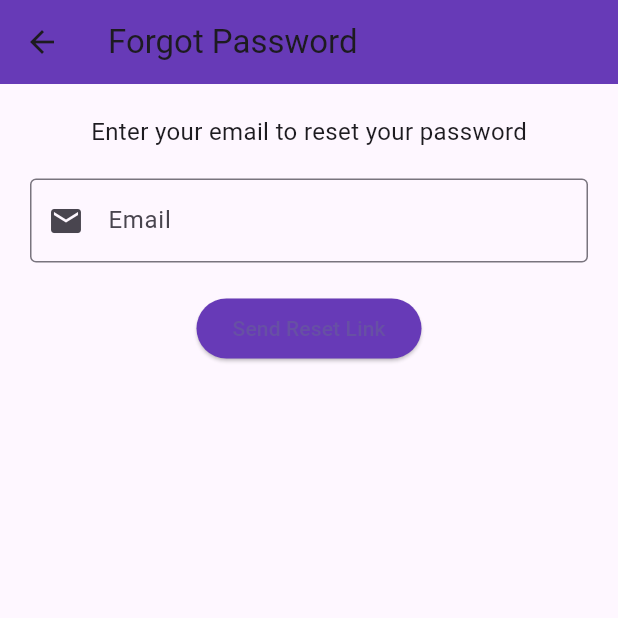
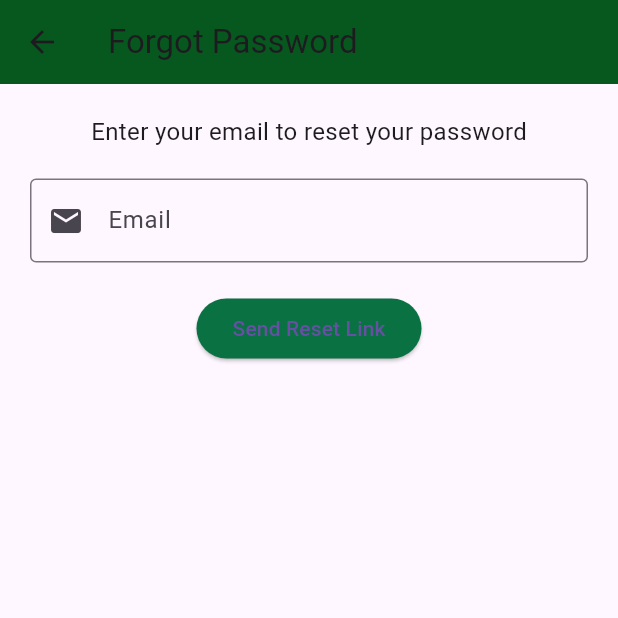
Before and after one commit to Sisianitah/GG-app, a Flutter app: the OnboardingScreen screen opened directly, after a tap on "Skip", after a tap on "Get Started", after a tap on "Forgot Password?", on a phone screen of 412 x 824 dp, the top half of it. Run offline on Flutter 3.47's test engine with Material 3 defaults, Android fonts, the phone set to English and light mode, and no system bars; our stand-ins replace smooth_page_indicator; statements that could not run were skipped.

Commit message:
first GG commit

```diff
--- a/flutter_application_1/lib/screens/auth/forgot_password_screen.dart
+++ b/flutter_application_1/lib/screens/auth/forgot_password_screen.dart
@@ -10,7 +10,7 @@ class ForgotPasswordScreen extends StatelessWidget {
     return Scaffold(
       appBar: AppBar(
         title: const Text("Forgot Password"),
-        backgroundColor: Colors.deepPurple,
+        backgroundColor: const Color.fromARGB(255, 7, 88, 30),
       ),
       body: Padding(
         padding: const EdgeInsets.all(20.0),
@@ -38,7 +38,7 @@ class ForgotPasswordScreen extends StatelessWidget {
                 );
               },
               style: ElevatedButton.styleFrom(
-                backgroundColor: Colors.deepPurple,
+                backgroundColor: const Color.fromARGB(255, 10, 113, 67),
               ),
               child: const Text("Send Reset Link"),
             ),
--- a/flutter_application_1/lib/screens/auth/login_screen.dart
+++ b/flutter_application_1/lib/screens/auth/login_screen.dart
@@ -20,7 +20,7 @@ class _LoginScreenState extends State<LoginScreen> {
       ScaffoldMessenger.of(context).showSnackBar(
         const SnackBar(
           content: Text("Logging in..."),
-          backgroundColor: Color(0xFFE91E63), // Pink
+          backgroundColor: Color.fromARGB(255, 8, 86, 35), // Pink
         ),
       );
 
@@ -60,7 +60,7 @@ class _LoginScreenState extends State<LoginScreen> {
                     style: TextStyle(
                       fontSize: 28,
                       fontWeight: FontWeight.bold,
-                      color: Color(0xFFE91E63), // Pink
+                      color: Color.fromARGB(255, 8, 116, 51), // Pink
                     ),
                   ),
                   const SizedBox(height: 8),
@@ -79,7 +79,7 @@ class _LoginScreenState extends State<LoginScreen> {
                     controller: _emailController,
                     decoration: InputDecoration(
                       labelText: "Email",
-                      prefixIcon: const Icon(Icons.email, color: Color(0xFFE91E63)),
+                      prefixIcon: const Icon(Icons.email, color: Color.fromARGB(255, 10, 117, 69)),
                       filled: true,
                       fillColor: const Color(0xFFFFF0F5), // soft pink background
                       border: OutlineInputBorder(
@@ -98,7 +98,7 @@ class _LoginScreenState extends State<LoginScreen> {
                     obscureText: true,
                     decoration: InputDecoration(
                       labelText: "Password",
-                      prefixIcon: const Icon(Icons.lock, color: Color(0xFFE91E63)),
+                      prefixIcon: const Icon(Icons.lock, color: Color.fromARGB(255, 5, 91, 39)),
                       filled: true,
                       fillColor: const Color(0xFFFFF0F5),
                       border: OutlineInputBorder(
@@ -125,7 +125,7 @@ class _LoginScreenState extends State<LoginScreen> {
                       },
                       child: const Text(
                         "Forgot Password?",
-                        style: TextStyle(color: Color(0xFFE91E63)),
+                        style: TextStyle(color: Color.fromARGB(255, 3, 106, 46)),
                       ),
                     ),
                   ),
@@ -135,7 +135,7 @@ class _LoginScreenState extends State<LoginScreen> {
                   ElevatedButton(
                     onPressed: _login,
                     style: ElevatedButton.styleFrom(
-                      backgroundColor: const Color(0xFFE91E63),
+                      backgroundColor: const Color.fromARGB(255, 7, 118, 57),
                       foregroundColor: Colors.white,
                       shape: RoundedRectangleBorder(
                         borderRadius: BorderRadius.circular(12),
@@ -165,7 +165,7 @@ class _LoginScreenState extends State<LoginScreen> {
                         child: const Text(
                           "Sign Up",
                           style: TextStyle(
-                            color: Color(0xFFE91E63),
+                            color: Color.fromARGB(255, 11, 135, 65),
                             fontWeight: FontWeight.bold,
                           ),
                         ),
--- a/flutter_application_1/lib/screens/auth/signup_screen.dart
+++ b/flutter_application_1/lib/screens/auth/signup_screen.dart
@@ -27,7 +27,7 @@ class _SignUpScreenState extends State<SignUpScreen> {
       backgroundColor: Colors.deepPurple[50],
       appBar: AppBar(
         title: const Text("Sign Up"),
-        backgroundColor: Colors.deepPurple,
+        backgroundColor: const Color.fromARGB(255, 8, 111, 34),
       ),
       body: Padding(
         padding: const EdgeInsets.all(20.0),
@@ -61,7 +61,7 @@ class _SignUpScreenState extends State<SignUpScreen> {
               ElevatedButton(
                 onPressed: _signUp,
                 style: ElevatedButton.styleFrom(
-                  backgroundColor: Colors.deepPurple,
+                  backgroundColor: const Color.fromARGB(255, 10, 104, 54),
                   padding: const EdgeInsets.symmetric(vertical: 15),
                 ),
                 child: const Text("Sign Up",
--- a/flutter_application_1/lib/screens/home_screen.dart
+++ b/flutter_application_1/lib/screens/home_screen.dart
@@ -111,7 +111,7 @@ class HomeScreen extends StatelessWidget {
           style: const TextStyle(color: Colors.white, fontSize: 16),
         ),
         style: ElevatedButton.styleFrom(
-          backgroundColor: const Color(0xFFE91E63),
+          backgroundColor: const Color.fromARGB(255, 9, 96, 22),
           padding: const EdgeInsets.symmetric(vertical: 15),
           shape: RoundedRectangleBorder(borderRadius: BorderRadius.circular(12)),
           elevation: 2,
--- a/flutter_application_1/lib/screens/on_boarding_screen.dart
+++ b/flutter_application_1/lib/screens/on_boarding_screen.dart
@@ -17,7 +17,7 @@ class _OnboardingScreenState extends State<OnboardingScreen> {
       body: Container(
         decoration: const BoxDecoration(
           gradient: LinearGradient(
-            colors: [Colors.white, Color(0xFFFFE4F1)], // white to soft pink
+            colors: [Colors.white, Color(0xFFFFE4F1)], // white to soft green
             begin: Alignment.topCenter,
             end: Alignment.bottomCenter,
           ),
```
